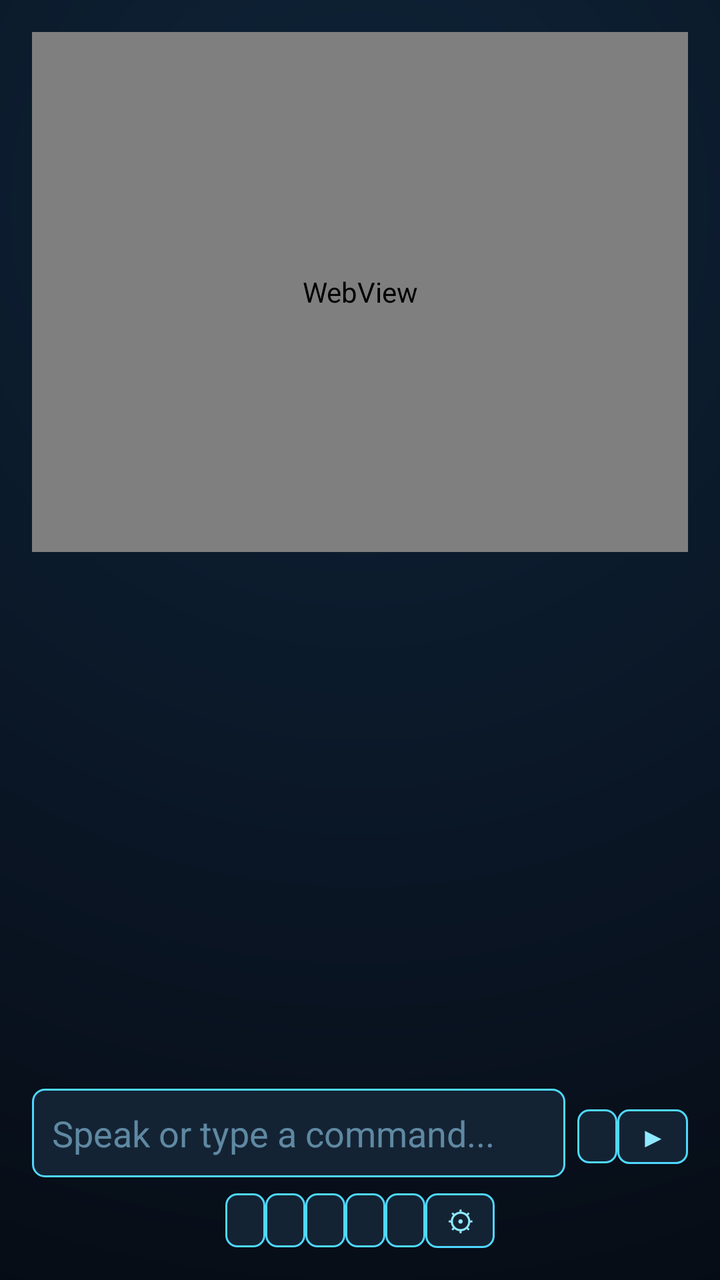
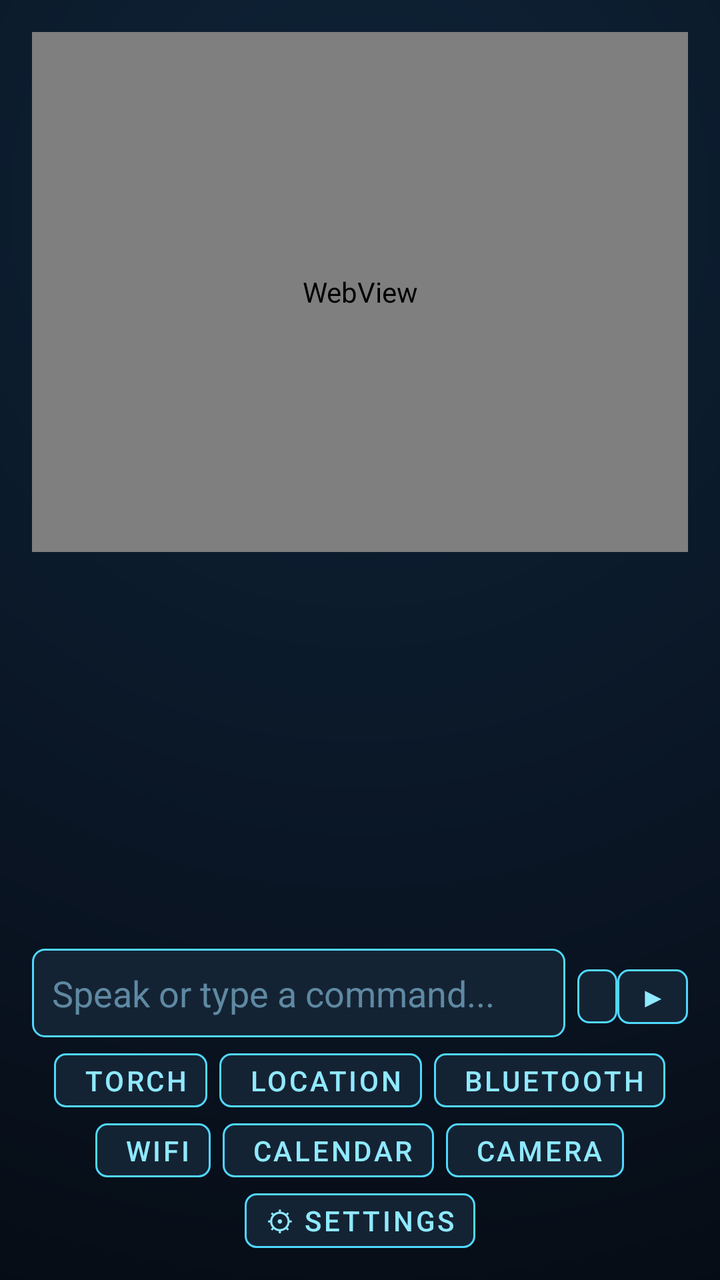

Screens rendered from an Android XML layout before and after an edit, with the pre-edit source and the edit as a unified diff.
<!-- AndroidManifest.xml: application theme Theme.MaterialComponents.DayNight.NoActionBar -->
<!-- res/layout/activity_main.xml -->
<?xml version="1.0" encoding="utf-8"?>
<LinearLayout xmlns:android="http://schemas.android.com/apk/res/android"
    xmlns:app="http://schemas.android.com/apk/res-auto"
    android:layout_width="match_parent"
    android:layout_height="match_parent"
    android:orientation="vertical"
    android:background="@drawable/app_background"
    android:padding="16dp">

    <WebView
        android:id="@+id/ringWebView"
        android:layout_width="match_parent"
        android:layout_height="260dp"
        android:layout_marginBottom="8dp"
        android:background="#04070C" />

    <ScrollView
        android:layout_width="match_parent"
        android:layout_height="0dp"
        android:layout_weight="1">

        <TextView
            android:id="@+id/logText"
            android:layout_width="match_parent"
            android:layout_height="wrap_content"
            android:fontFamily="monospace"
            android:textColor="#EAF6FF"
            android:textSize="14sp" />
    </ScrollView>

    <LinearLayout
        android:layout_width="match_parent"
        android:layout_height="wrap_content"
        android:layout_marginTop="10dp"
        android:orientation="horizontal">

        <EditText
            android:id="@+id/inputField"
            android:layout_width="0dp"
            android:layout_height="wrap_content"
            android:layout_weight="1"
            android:layout_marginEnd="6dp"
            android:background="@drawable/input_field_bg"
            android:padding="10dp"
            android:hint="Speak or type a command..."
            android:textColor="#EAF6FF"
            android:textColorHint="#5F89A3" />

        <Button
            style="@style/KaizenIconButton"
            android:id="@+id/micButton"
            android:layout_width="wrap_content"
            android:layout_height="wrap_content"
            android:text="\uD83C\uDFA4" />

        <Button
            style="@style/KaizenIconButton"
            android:id="@+id/sendButton"
            android:layout_width="wrap_content"
            android:layout_height="wrap_content"
            android:text="\u25B6" />
    </LinearLayout>

    <LinearLayout
        android:layout_width="match_parent"
        android:layout_height="wrap_content"
        android:layout_marginTop="8dp"
        android:gravity="center"
        android:orientation="horizontal">

        <Button
            style="@style/KaizenIconButton"
            android:id="@+id/torchButton" android:layout_width="wrap_content" android:layout_height="wrap_content" android:text="\uD83D\uDD26" />
        <Button
            style="@style/KaizenIconButton"
            android:id="@+id/locationButton" android:layout_width="wrap_content" android:layout_height="wrap_content" android:text="\uD83D\uDCCD" />
        <Button
            style="@style/KaizenIconButton"
            android:id="@+id/btButton" android:layout_width="wrap_content" android:layout_height="wrap_content" android:text="\uD83D\uDD35" />
        <Button
            style="@style/KaizenIconButton"
            android:id="@+id/calendarButton" android:layout_width="wrap_content" android:layout_height="wrap_content" android:text="\uD83D\uDCC5" />
        <Button
            style="@style/KaizenIconButton"
            android:id="@+id/cameraButton" android:layout_width="wrap_content" android:layout_height="wrap_content" android:text="\uD83D\uDCF7" />
        <Button
            style="@style/KaizenIconButton"
            android:id="@+id/settingsButton" android:layout_width="wrap_content" android:layout_height="wrap_content" android:text="\u2699" />
    </LinearLayout>

</LinearLayout>
<!-- resources referenced by this layout -->
<resources>
  <!-- drawable app_background (drawable) -->
  <?xml version="1.0" encoding="utf-8"?>
  <shape xmlns:android="http://schemas.android.com/apk/res/android" android:shape="rectangle">
      <gradient
          android:type="radial"
          android:gradientRadius="700dp"
          android:centerX="0.5"
          android:centerY="0.16"
          android:startColor="#0E2438"
          android:centerColor="#0A1524"
          android:endColor="#04070C" />
  </shape>
  <!-- drawable input_field_bg (drawable) -->
  <?xml version="1.0" encoding="utf-8"?>
  <shape xmlns:android="http://schemas.android.com/apk/res/android" android:shape="rectangle">
      <solid android:color="#142333"/>
      <stroke android:width="1dp" android:color="#4FD8FF"/>
      <corners android:radius="6dp"/>
  </shape>
  <style name="KaizenIconButton" parent="Widget.MaterialComponents.Button.OutlinedButton">
          <item name="strokeColor">#4FD8FF</item>
          <item name="strokeWidth">1dp</item>
          <item name="cornerRadius">6dp</item>
          <item name="backgroundTint">#142333</item>
          <item name="android:textColor">#8FE9FF</item>
          <item name="android:insetTop">0dp</item>
          <item name="android:insetBottom">0dp</item>
          <item name="android:minWidth">0dp</item>
          <item name="android:minHeight">0dp</item>
          <item name="android:paddingLeft">10dp</item>
          <item name="android:paddingRight">10dp</item>
      </style>
</resources>

<!-- the commit's change to res/layout/activity_main.xml (unified diff, before → after) -->
@@ -70,22 +70,68 @@
 
         <Button
             style="@style/KaizenIconButton"
-            android:id="@+id/torchButton" android:layout_width="wrap_content" android:layout_height="wrap_content" android:text="\uD83D\uDD26" />
+            android:id="@+id/torchButton"
+            android:layout_width="wrap_content"
+            android:layout_height="wrap_content"
+            android:layout_marginEnd="6dp"
+            android:text="\uD83D\uDD26 Torch" />
         <Button
             style="@style/KaizenIconButton"
-            android:id="@+id/locationButton" android:layout_width="wrap_content" android:layout_height="wrap_content" android:text="\uD83D\uDCCD" />
+            android:id="@+id/locationButton"
+            android:layout_width="wrap_content"
+            android:layout_height="wrap_content"
+            android:layout_marginEnd="6dp"
+            android:text="\uD83D\uDCCD Location" />
         <Button
             style="@style/KaizenIconButton"
-            android:id="@+id/btButton" android:layout_width="wrap_content" android:layout_height="wrap_content" android:text="\uD83D\uDD35" />
+            android:id="@+id/btButton"
+            android:layout_width="wrap_content"
+            android:layout_height="wrap_content"
+            android:text="\uD83D\uDD35 Bluetooth" />
+    </LinearLayout>
+
+    <LinearLayout
+        android:layout_width="match_parent"
+        android:layout_height="wrap_content"
+        android:layout_marginTop="8dp"
+        android:gravity="center"
+        android:orientation="horizontal">
+
         <Button
             style="@style/KaizenIconButton"
-            android:id="@+id/calendarButton" android:layout_width="wrap_content" android:layout_height="wrap_content" android:text="\uD83D\uDCC5" />
+            android:id="@+id/wifiButton"
+            android:layout_width="wrap_content"
+            android:layout_height="wrap_content"
+            android:layout_marginEnd="6dp"
+            android:text="\uD83D\uDCF6 WiFi" />
         <Button
             style="@style/KaizenIconButton"
-            android:id="@+id/cameraButton" android:layout_width="wrap_content" android:layout_height="wrap_content" android:text="\uD83D\uDCF7" />
+            android:id="@+id/calendarButton"
+            android:layout_width="wrap_content"
+            android:layout_height="wrap_content"
+            android:layout_marginEnd="6dp"
+            android:text="\uD83D\uDCC5 Calendar" />
         <Button
             style="@style/KaizenIconButton"
-            android:id="@+id/settingsButton" android:layout_width="wrap_content" android:layout_height="wrap_content" android:text="\u2699" />
+            android:id="@+id/cameraButton"
+            android:layout_width="wrap_content"
+            android:layout_height="wrap_content"
+            android:text="\uD83D\uDCF7 Camera" />
+    </LinearLayout>
+
+    <LinearLayout
+        android:layout_width="match_parent"
+        android:layout_height="wrap_content"
+        android:layout_marginTop="8dp"
+        android:gravity="center"
+        android:orientation="horizontal">
+
+        <Button
+            style="@style/KaizenIconButton"
+            android:id="@+id/settingsButton"
+            android:layout_width="wrap_content"
+            android:layout_height="wrap_content"
+            android:text="\u2699 Settings" />
     </LinearLayout>
 
 </LinearLayout>
